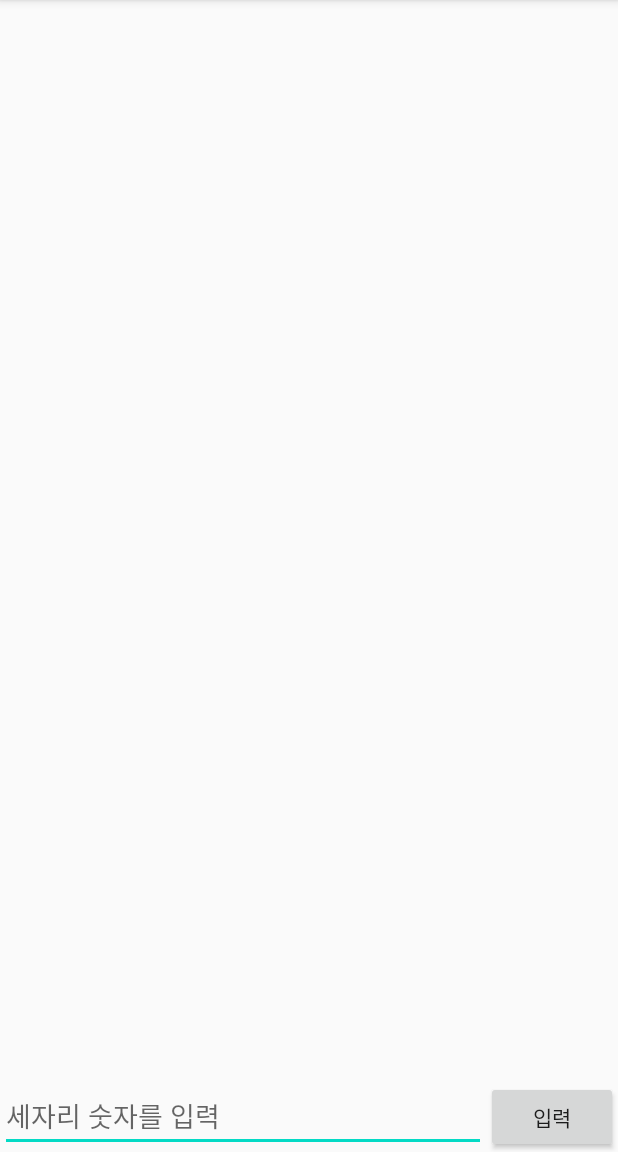
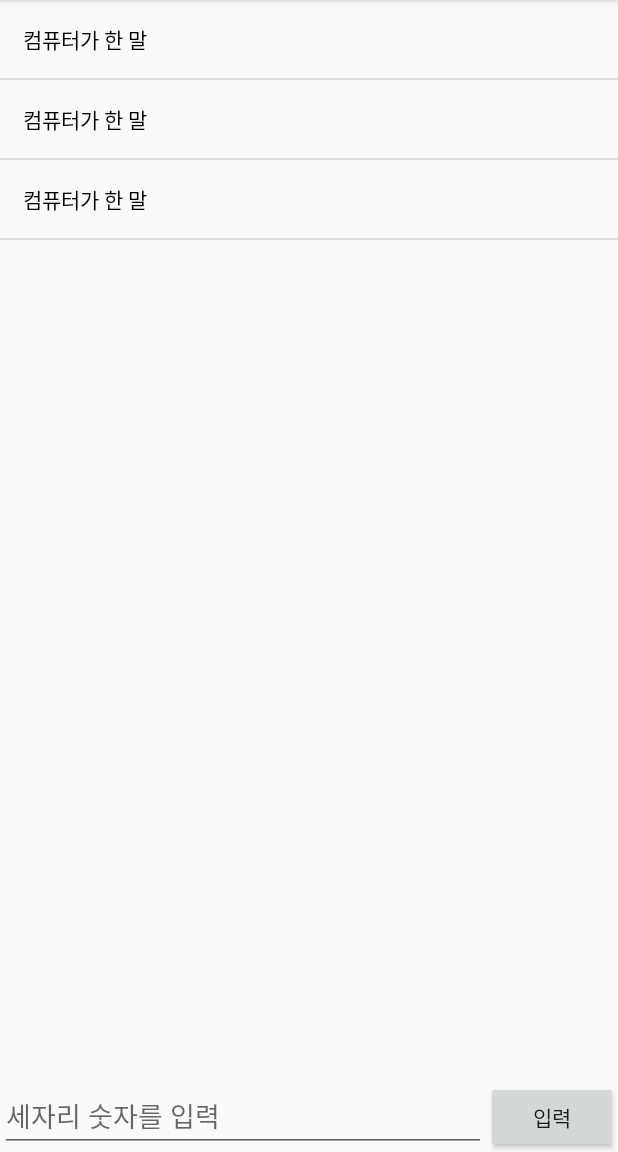
Before and after one commit to mykim76/NumberBaseballGame, an Android app: the screen it shows after launch (MainActivity), on a phone screen of 412 x 824 dp, the part 84-1236 px from its top. Run offline under Robolectric (Android 15) with nearby library versions, the phone set to English and light mode, and no system bars.

Commit message:
누가 말했느냐에 따라 어떤 레이아웃을 보일지 구현

```diff
--- a/app/src/main/java/com/example/numberbaseballgame/MainActivity.kt
+++ b/app/src/main/java/com/example/numberbaseballgame/MainActivity.kt
@@ -3,7 +3,9 @@ package com.example.numberbaseballgame
 import androidx.appcompat.app.AppCompatActivity
 import android.os.Bundle
 import android.util.Log
+import com.example.numberbaseballgame.adapters.ChatAdapter
 import com.example.numberbaseballgame.datas.Chat
+import kotlinx.android.synthetic.main.activity_main.*
 
 class MainActivity : BaseActivity() {
 
@@ -11,6 +13,7 @@ class MainActivity : BaseActivity() {
     val computerNumbers = ArrayList<Int>()
 
     val chatMessageList = ArrayList<Chat>()
+    lateinit var mChatAdapter:ChatAdapter
 
     override fun onCreate(savedInstanceState: Bundle?) {
         super.onCreate(savedInstanceState)
@@ -22,6 +25,9 @@ class MainActivity : BaseActivity() {
     override fun setValues() {
 //문제를 내라고 컴퓨터에게 시킴 =>문제:3자리 숫자 배열
         makeComputerNumber()
+
+        mChatAdapter = ChatAdapter(mContext,R.layout.chat_list_item, chatMessageList)
+        chatListView.adapter = mChatAdapter
     }
 
     override fun setupEvents() {
--- a/app/src/main/java/com/example/numberbaseballgame/adapters/ChatAdapter.kt
+++ b/app/src/main/java/com/example/numberbaseballgame/adapters/ChatAdapter.kt
@@ -1,10 +1,12 @@
 package com.example.numberbaseballgame.adapters
 
 import android.content.Context
+import android.util.Log
 import android.view.LayoutInflater
 import android.view.View
 import android.view.ViewGroup
 import android.widget.ArrayAdapter
+import android.widget.LinearLayout
 import com.example.numberbaseballgame.R
 import com.example.numberbaseballgame.datas.Chat
 
@@ -20,6 +22,30 @@ class ChatAdapter(val mContext: Context, val resId:Int, val mList:List<Chat>) :
         }
         val row = tempRow!!
 
+
+        val chatComputerLayout = row.findViewById<LinearLayout>(R.id.computerChatLayout)
+        val chatUserLayout = row.findViewById<LinearLayout>(R.id.userChatLayout)
+
+        val data = mList[position]
+        // 컴퓨터가 말할 때와 사람이 말할 때를 구분하여 표시
+        when(data.who){
+            "USER" ->{
+                chatUserLayout.visibility = View.VISIBLE
+                chatComputerLayout.visibility =View.GONE
+
+            }
+            "CPU" -> {
+
+                chatUserLayout.visibility = View.GONE
+                chatComputerLayout.visibility =View.VISIBLE
+            }
+            else -> {
+                Log.e("에러발생","사용자/컴퓨터와의 화자 생김")
+            }
+
+        }
+
+
         return row
     }
 }
```
